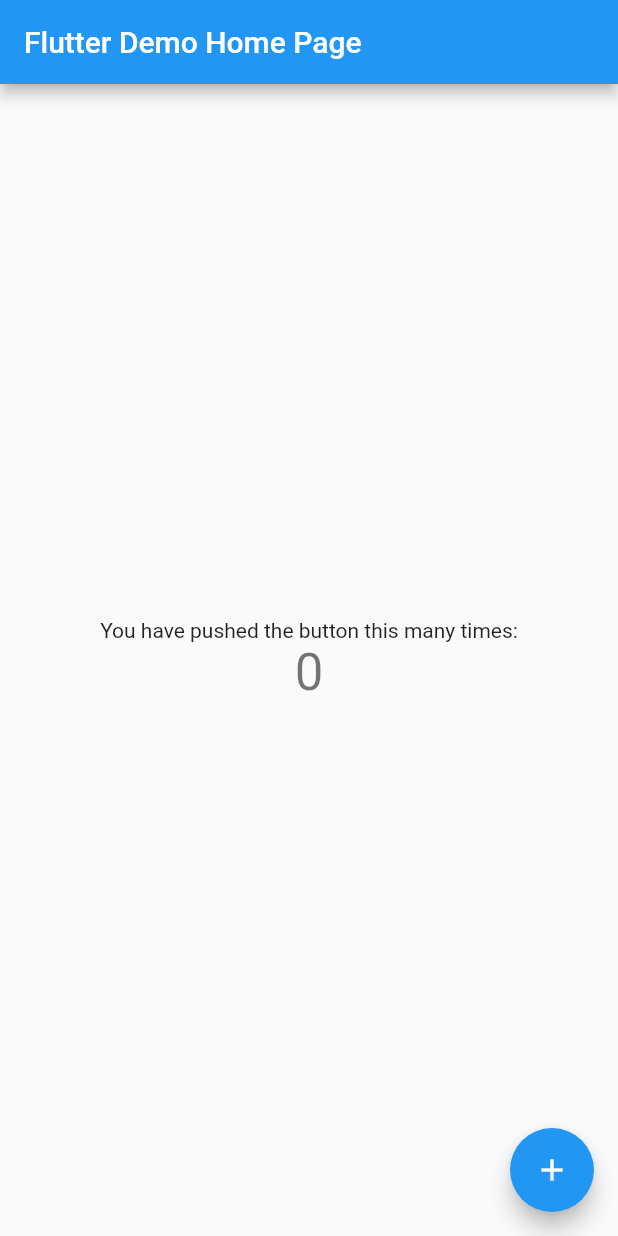
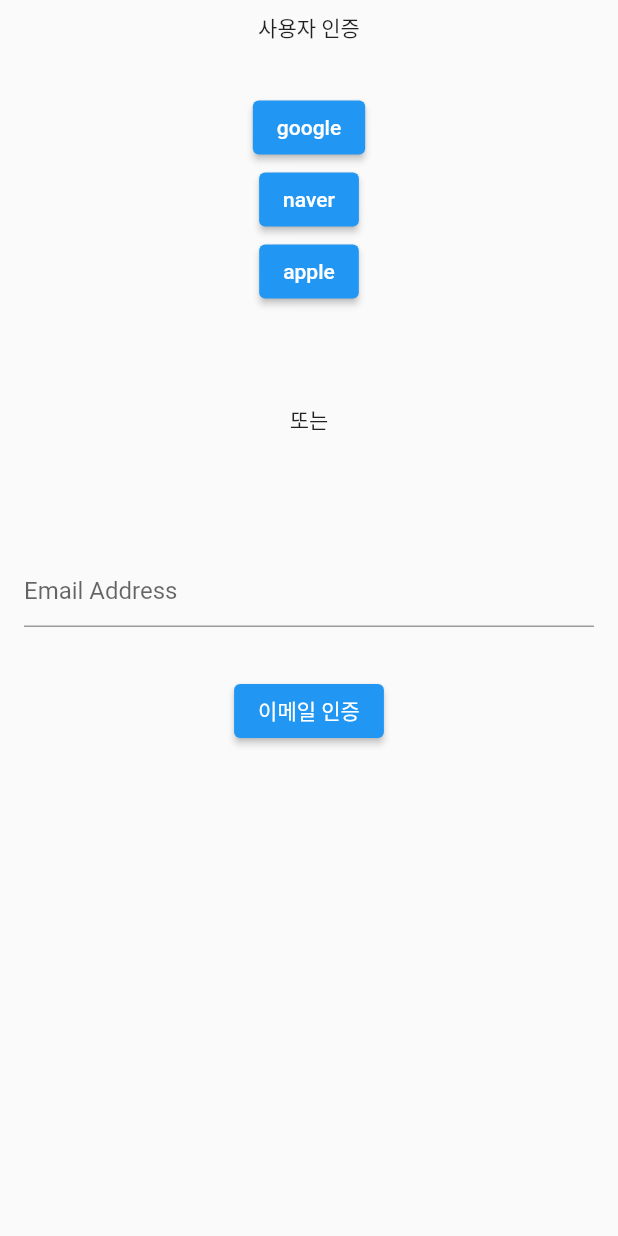
Before and after one commit to jinwoo-nam/Instapay-work, a Flutter app: the screen it shows after launch, on a phone screen of 412 x 824 dp. Run offline on Flutter 3.47's test engine with Material 2 defaults, Android fonts, the phone set to English and light mode, and no system bars.

Commit message:
화면 구성  - 로그인 화면에서 메인 화면으로 넘어 올 수 있도록 화면 구성함.

```diff
--- a/instapay_clone/lib/main.dart
+++ b/instapay_clone/lib/main.dart
@@ -1,7 +1,15 @@
 import 'package:flutter/material.dart';
+import 'package:instapay_clone/di/provider_setup.dart';
+import 'package:instapay_clone/presentation/root_page/root_screen.dart';
+import 'package:provider/provider.dart';
 
-void main() {
-  runApp(const MyApp());
+void main() async {
+  runApp(
+    MultiProvider(
+      providers: await getProviders(),
+      child: const MyApp(),
+    ),
+  );
 }
 
 class MyApp extends StatelessWidget {
@@ -13,103 +21,9 @@ class MyApp extends StatelessWidget {
     return MaterialApp(
       title: 'Flutter Demo',
       theme: ThemeData(
-        // This is the theme of your application.
-        //
-        // Try running your application with "flutter run". You'll see the
-        // application has a blue toolbar. Then, without quitting the app, try
-        // changing the primarySwatch below to Colors.green and then invoke
-        // "hot reload" (press "r" in the console where you ran "flutter run",
-        // or simply save your changes to "hot reload" in a Flutter IDE).
-        // Notice that the counter didn't reset back to zero; the application
-        // is not restarted.
         primarySwatch: Colors.blue,
       ),
-      home: const MyHomePage(title: 'Flutter Demo Home Page'),
+      home: const RootScreen(),
     );
   }
 }
-
-class MyHomePage extends StatefulWidget {
-  const MyHomePage({Key? key, required this.title}) : super(key: key);
-
-  // This widget is the home page of your application. It is stateful, meaning
-  // that it has a State object (defined below) that contains fields that affect
-  // how it looks.
-
-  // This class is the configuration for the state. It holds the values (in this
-  // case the title) provided by the parent (in this case the App widget) and
-  // used by the build method of the State. Fields in a Widget subclass are
-  // always marked "final".
-
-  final String title;
-
-  @override
-  State<MyHomePage> createState() => _MyHomePageState();
-}
-
-class _MyHomePageState extends State<MyHomePage> {
-  int _counter = 0;
-
-  void _incrementCounter() {
-    setState(() {
-      // This call to setState tells the Flutter framework that something has
-      // changed in this State, which causes it to rerun the build method below
-      // so that the display can reflect the updated values. If we changed
-      // _counter without calling setState(), then the build method would not be
-      // called again, and so nothing would appear to happen.
-      _counter++;
-    });
-  }
-
-  @override
-  Widget build(BuildContext context) {
-    // This method is rerun every time setState is called, for instance as done
-    // by the _incrementCounter method above.
-    //
-    // The Flutter framework has been optimized to make rerunning build methods
-    // fast, so that you can just rebuild anything that needs updating rather
-    // than having to individually change instances of widgets.
-    return Scaffold(
-      appBar: AppBar(
-        // Here we take the value from the MyHomePage object that was created by
-        // the App.build method, and use it to set our appbar title.
-        title: Text(widget.title),
-      ),
-      body: Center(
-        // Center is a layout widget. It takes a single child and positions it
-        // in the middle of the parent.
-        child: Column(
-          // Column is also a layout widget. It takes a list of children and
-          // arranges them vertically. By default, it sizes itself to fit its
-          // children horizontally, and tries to be as tall as its parent.
-          //
-          // Invoke "debug painting" (press "p" in the console, choose the
-          // "Toggle Debug Paint" action from the Flutter Inspector in Android
-          // Studio, or the "Toggle Debug Paint" command in Visual Studio Code)
-          // to see the wireframe for each widget.
-          //
-          // Column has various properties to control how it sizes itself and
-          // how it positions its children. Here we use mainAxisAlignment to
-          // center the children vertically; the main axis here is the vertical
-          // axis because Columns are vertical (the cross axis would be
-          // horizontal).
-          mainAxisAlignment: MainAxisAlignment.center,
-          children: <Widget>[
-            const Text(
-              'You have pushed the button this many times:',
-            ),
-            Text(
-              '$_counter',
-              style: Theme.of(context).textTheme.headline4,
-            ),
-          ],
-        ),
-      ),
-      floatingActionButton: FloatingActionButton(
-        onPressed: _incrementCounter,
-        tooltip: 'Increment',
-        child: const Icon(Icons.add),
-      ), // This trailing comma makes auto-formatting nicer for build methods.
-    );
-  }
-}
--- /dev/null
+++ b/instapay_clone/lib/presentation/root_page/root_screen.dart
@@ -0,0 +1,17 @@
+import 'package:flutter/material.dart';
+import 'package:instapay_clone/presentation/main_page/main_screen.dart';
+import 'package:instapay_clone/presentation/root_page/root_view_model.dart';
+import 'package:instapay_clone/presentation/sign_in/sign_in_screen.dart';
+import 'package:provider/provider.dart';
+
+class RootScreen extends StatelessWidget {
+  const RootScreen({Key? key}) : super(key: key);
+
+  @override
+  Widget build(BuildContext context) {
+    final viewModel = context.watch<RootViewModel>();
+    return viewModel.isSignIn == false
+        ? const SignInScreen()
+        : const MainScreen();
+  }
+}
--- /dev/null
+++ b/instapay_clone/lib/presentation/root_page/root_view_model.dart
@@ -0,0 +1,12 @@
+import 'package:flutter/material.dart';
+
+class RootViewModel with ChangeNotifier {
+  RootViewModel();
+
+  bool isSignIn = false;
+
+  void setSignInResult(bool res) {
+    isSignIn = res;
+    notifyListeners();
+  }
+}
--- /dev/null
+++ b/instapay_clone/lib/presentation/sign_in/sign_in_screen.dart
@@ -0,0 +1,69 @@
+import 'package:flutter/material.dart';
+import 'package:instapay_clone/presentation/root_page/root_view_model.dart';
+import 'package:provider/provider.dart';
+
+class SignInScreen extends StatelessWidget {
+  const SignInScreen({Key? key}) : super(key: key);
+
+  @override
+  Widget build(BuildContext context) {
+    final rootViewModel = context.watch<RootViewModel>();
+    return Scaffold(
+      body: SafeArea(
+        child: Center(
+          child: Column(
+            children: [
+              const Padding(
+                  padding: EdgeInsets.only(
+                    top: 8,
+                    bottom: 32,
+                  ),
+                  child: Text('사용자 인증')),
+              ElevatedButton(
+                onPressed: () {
+                  rootViewModel.setSignInResult(true);
+                },
+                child: const Text('google'),
+              ),
+              ElevatedButton(
+                onPressed: () {
+                  rootViewModel.setSignInResult(true);
+                },
+                child: const Text('naver'),
+              ),
+              ElevatedButton(
+                onPressed: () {
+                  rootViewModel.setSignInResult(true);
+                },
+                child: const Text('apple'),
+              ),
+              const Padding(
+                padding: EdgeInsets.symmetric(
+                  vertical: 64,
+                ),
+                child: Text('또는'),
+              ),
+              const Padding(
+                padding: EdgeInsets.all(16),
+                child: TextField(
+                  decoration: InputDecoration(
+                    hintText: 'Email Address',
+                  ),
+                ),
+              ),
+              Padding(
+                padding: const EdgeInsets.all(16),
+                child: ElevatedButton(
+                  onPressed: () {
+                    rootViewModel.setSignInResult(true);
+                  },
+                  child: const Text('이메일 인증'),
+                ),
+              ),
+            ],
+          ),
+        ),
+      ),
+    );
+  }
+}
```
Also changed, not shown: instapay_clone/lib/di/provider_setup.dart (added, +11 -0 lines), instapay_clone/lib/presentation/main_page/main_screen.dart (added, +30 -0 lines), instapay_clone/pubspec.yaml (+11 -0 lines), instapay_clone/pubspec.lock, 4 other files.
